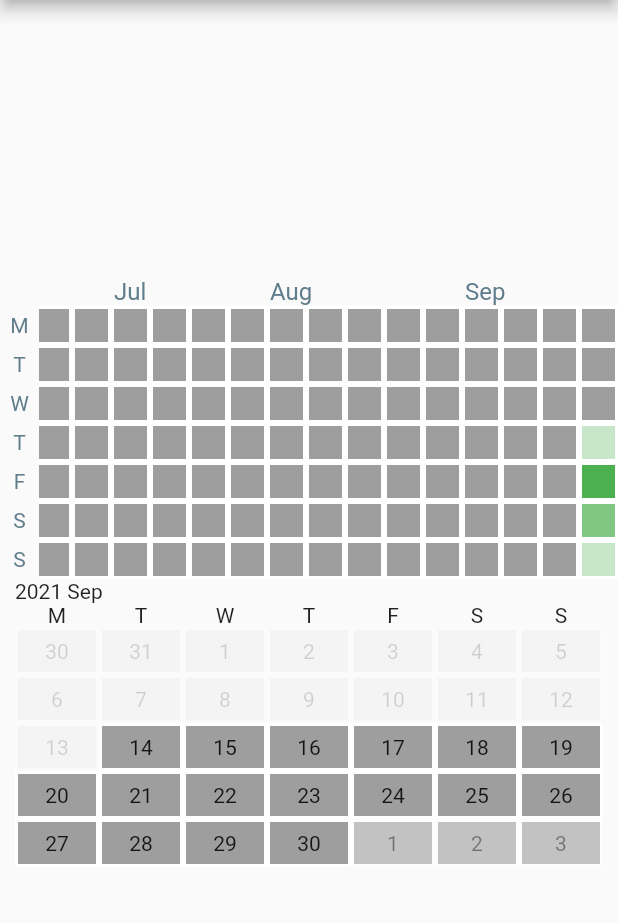
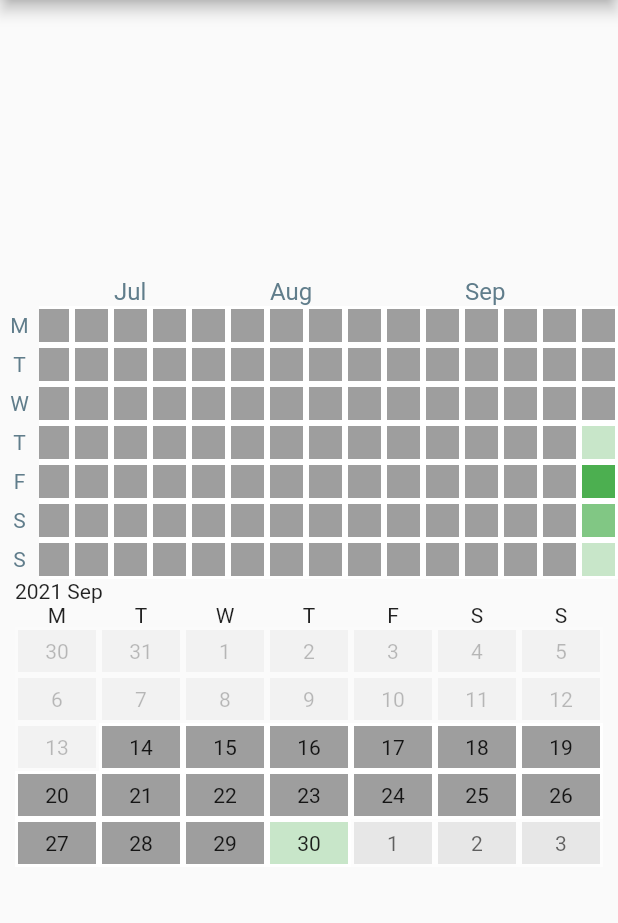
Before and after one commit to av-ugolkov/heatmap_calendar, a Flutter app: the screen it shows after launch, on a phone screen of 412 x 824 dp, the part 84-1007 px from its top. Run offline on Flutter 3.47's test engine with Material 2 defaults, Android fonts, the phone set to English and light mode, and no system bars.

Commit message:
выделение дней месяца и цели

```diff
--- a/lib/heatmap_calendar_month/heatmap_calendar_month.dart
+++ b/lib/heatmap_calendar_month/heatmap_calendar_month.dart
@@ -16,6 +16,7 @@ class HeatMapCalendarMonth extends StatefulWidget {
   final List<String> monthsLabels;
   final List<String> weekDaysLabels;
 
+  final Color selectColor;
   final Function(DateTime)? onTapHeatMapDay;
 
   final double cellHeight;
@@ -33,10 +34,11 @@ class HeatMapCalendarMonth extends StatefulWidget {
     required this.colorThresholds,
     this.monthsLabels = TimeUtils.defaultMonthsLabels,
     this.weekDaysLabels = TimeUtils.defaultWeekLabels,
+    this.selectColor = Colors.green,
     this.onTapHeatMapDay,
     this.cellHeight = 16.0,
-    this.opacityDisable = 0.2,
-    this.opacityDayOutOfMonth = 0.6,
+    this.opacityDisable = 0.3,
+    this.opacityDayOutOfMonth = 0.7,
     this.mondayFirstDayWeek = true,
     this.marginHorizontal = 0,
   }) : super(key: key);
@@ -85,6 +87,9 @@ class _HeatMapCalendarMonthState extends State<HeatMapCalendarMonth> {
         startDate: widget.startDate,
         finishDate: widget.finishDate,
         addCountMonth: i,
+        input: widget.input,
+        colorThresholds: widget.colorThresholds,
+        selectColor: widget.selectColor,
         onTapHeatMapDay: widget.onTapHeatMapDay,
         cellHeight: widget.cellHeight,
         cellWidth: cellWidth,
--- a/lib/heatmap_calendar_month/heatmap_day.dart
+++ b/lib/heatmap_calendar_month/heatmap_day.dart
@@ -47,7 +47,6 @@ class _HeatMapDayState extends State<HeatMapDay>
         color = mapColor;
       }
     });
-
     return color;
   }
 
--- a/lib/heatmap_calendar_month/heatmap_month.dart
+++ b/lib/heatmap_calendar_month/heatmap_month.dart
@@ -5,6 +5,9 @@ class HeatMapMonth extends StatelessWidget {
   final DateTime startDate;
   final DateTime finishDate;
   final int addCountMonth;
+  final Map<DateTime, int> input;
+  final Map<int, Color> colorThresholds;
+  final Color selectColor;
   final Function(DateTime)? onTapHeatMapDay;
 
   final double cellWidth;
@@ -17,6 +20,9 @@ class HeatMapMonth extends StatelessWidget {
     required this.startDate,
     required this.finishDate,
     required this.addCountMonth,
+    required this.input,
+    required this.colorThresholds,
+    required this.selectColor,
     required this.onTapHeatMapDay,
     required this.cellWidth,
     required this.cellHeight,
@@ -48,8 +54,12 @@ class HeatMapMonth extends StatelessWidget {
     var month = <Row>[];
     var week = <HeatMapDay>[];
     for (var i = 0; i < 35; ++i) {
-      var nonExistDay =
-          currentDate.isBefore(startDate) || currentDate.isAfter(finishDate);
+      var nonExistDay = true;
+      if (currentDate.month == firstDate.month) {
+        nonExistDay =
+            currentDate.isBefore(startDate) || currentDate.isAfter(finishDate);
+      }
+
       var heatmapDay = HeatMapDay(
         currentDay: currentDate,
         onTapCallback: nonExistDay
@@ -62,9 +72,9 @@ class HeatMapMonth extends StatelessWidget {
         width: cellWidth,
         height: cellHeight,
         opacity: _getOpacity(currentDate, firstDate, lastDate),
-        thresholds: const <int, Color>{},
-        value: 0,
-        selectColor: Colors.green,
+        thresholds: colorThresholds,
+        value: input[currentDate] ?? 0,
+        selectColor: selectColor,
       );
       week.add(heatmapDay);
       if (week.length == 7) {
```
